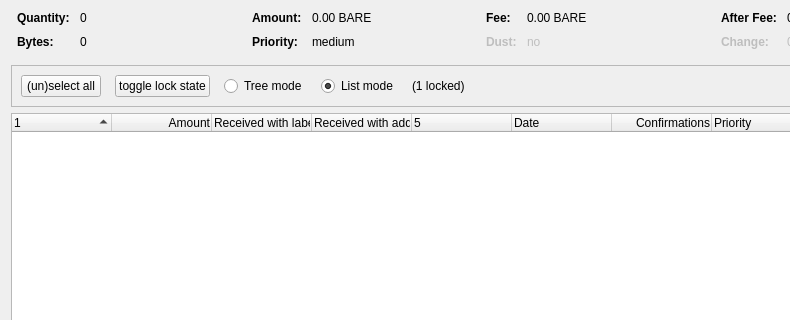
Before: the Qt Designer form src/qt/forms/coincontroldialog.ui in BareCrypto/bare-core, drawn with Qt 5; both pictures show x 0 to 790 and y 0 to 320 of the 954 by 500 pixel window.
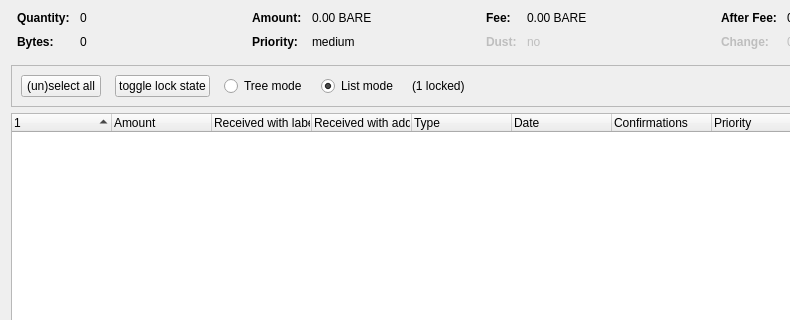
After: the same form once the commit is applied. Custom widgets are drawn as their Qt base class.

The edit to the form file:
```diff
--- a/src/qt/forms/coincontroldialog.ui
+++ b/src/qt/forms/coincontroldialog.ui
@@ -464,9 +464,6 @@
       <property name="text">
        <string>Amount</string>
       </property>
-      <property name="textAlignment">
-       <set>AlignTrailing|AlignVCenter</set>
-      </property>
      </column>
      <column>
       <property name="text">
@@ -480,7 +477,7 @@
      </column>
      <column>
       <property name="text">
-       <string/>
+       <string>Type</string>
       </property>
      </column>
      <column>
@@ -495,9 +492,6 @@
       <property name="toolTip">
        <string>Confirmed</string>
       </property>
-      <property name="textAlignment">
-       <set>AlignTrailing|AlignVCenter</set>
-      </property>
      </column>
      <column>
       <property name="text">
```
